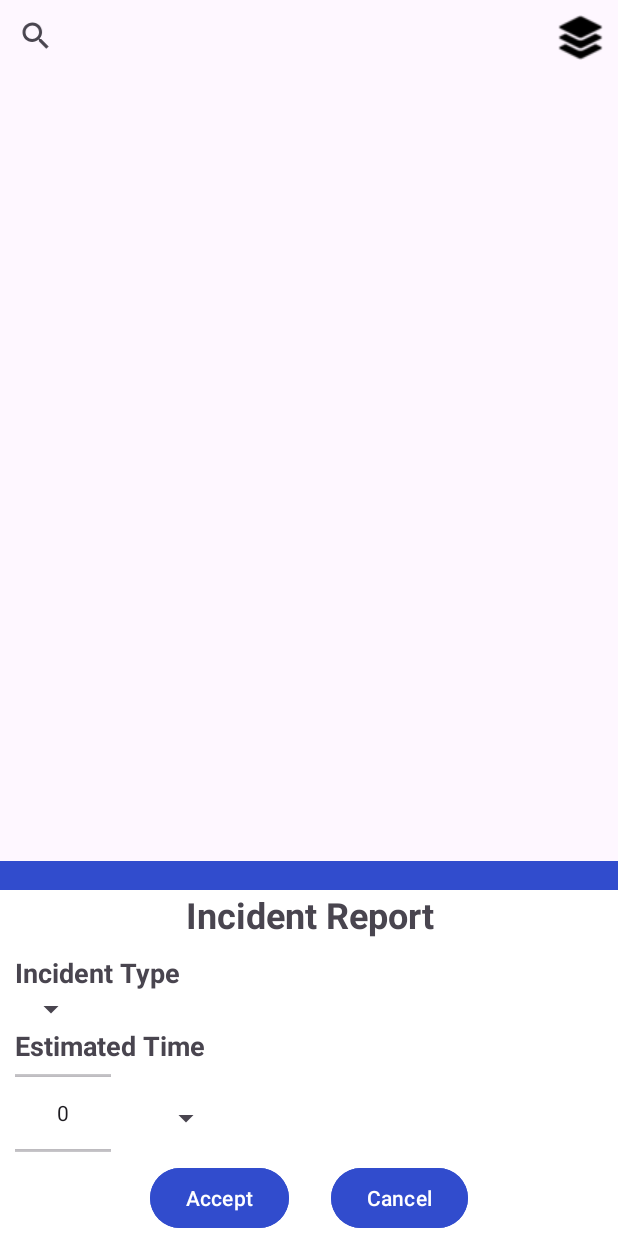
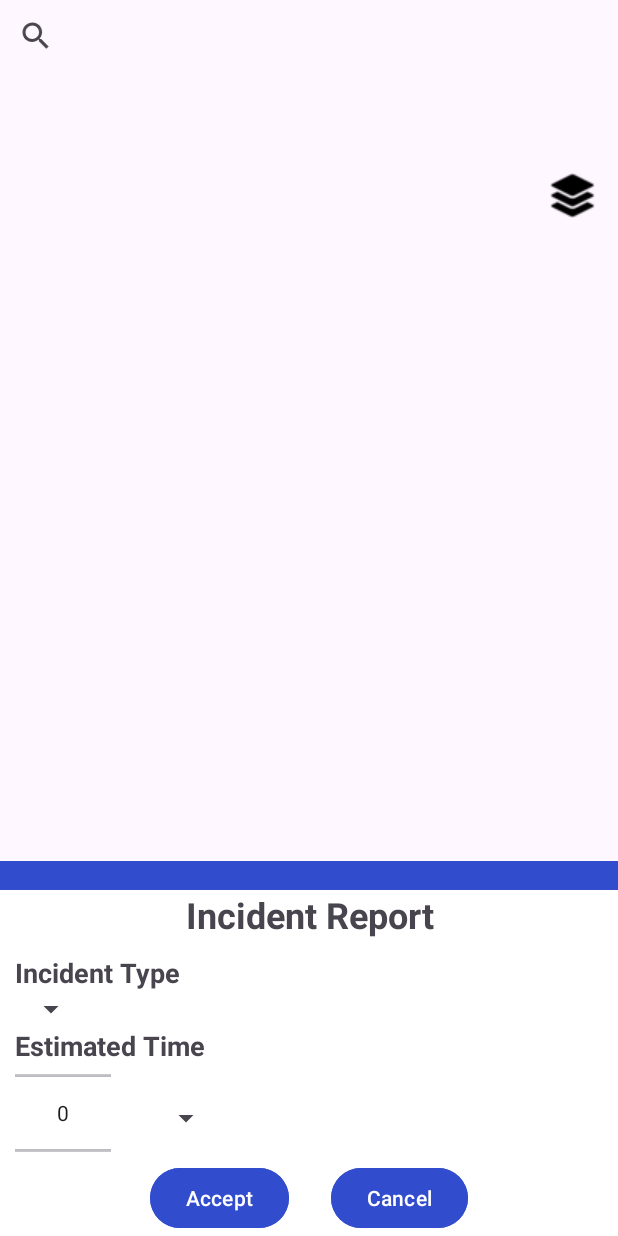
Before and after one commit to CampusDelSaber/hermes, an Android app: the screen it shows after launch (MainActivity), on a phone screen of 412 x 824 dp. Run offline under Robolectric (Android 15) with nearby library versions, the phone set to English and light mode, and no system bars; libraries missing offline, so code that uses them is left out: com.mapbox.android, com.mapbox.api, com.mapbox.geojson, com.mapbox.mapboxsdk; plain views replace MapView; 17 statements that could not run were skipped.

Commit message:
change style button reposicionated

```diff
--- a/app/src/main/res/layout/activity_main.xml
+++ b/app/src/main/res/layout/activity_main.xml
@@ -57,27 +57,26 @@
         android:id="@+id/btn_change_style"
         android:layout_width="30dp"
         android:layout_height="30dp"
-        android:layout_margin="10dp"
+        android:layout_gravity="right"
+        android:layout_margin="15dp"
+        android:background="@android:color/transparent"
         android:src="@drawable/layer_icon"
-        android:layout_gravity="right"
-        android:background="@android:color/transparent"
-        />
+        android:translationY="150px" />
 
     <LinearLayout
         android:layout_width="wrap_content"
         android:layout_height="wrap_content"
         android:layout_gravity="bottom|end"
-        android:orientation="vertical"
-        >
+        android:orientation="vertical">
+
         <ImageButton
             android:id="@+id/locationButton"
             android:layout_width="30dp"
             android:layout_height="30dp"
             android:layout_margin="10dp"
-            android:text="@string/get_location_text"
+            android:background="@android:color/transparent"
             android:src="@drawable/current_location_icon"
-            android:background="@android:color/transparent"
-            />
+            android:text="@string/get_location_text" />
 
         <ImageButton
             android:id="@+id/reportIncidentButton"
```
